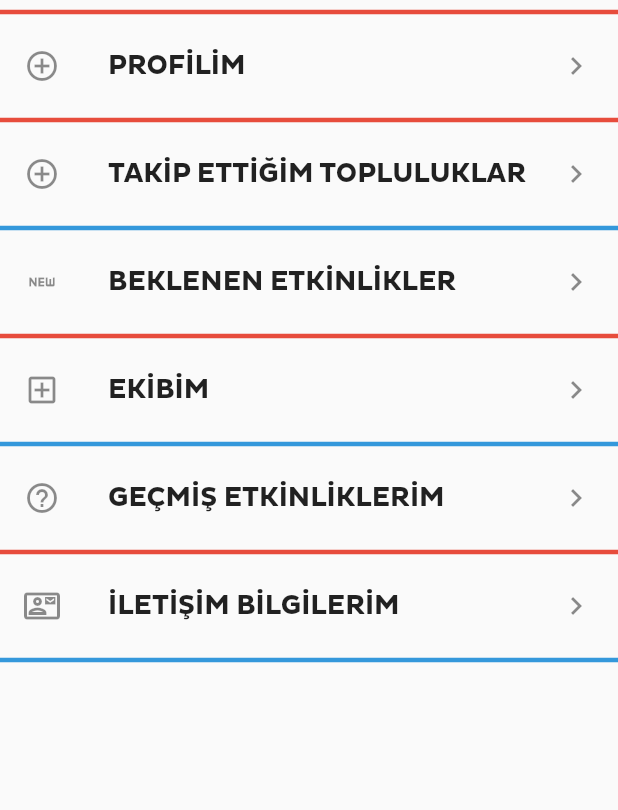
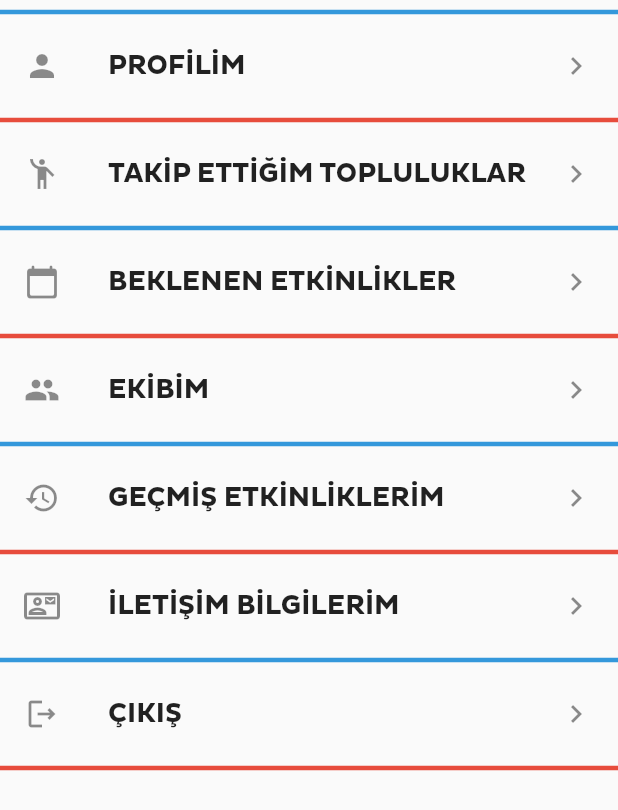
Before and after one commit to csbtwentyseven/camp-tech-anka, a Flutter app: the MenuItems widget shown alone on an empty page, opened directly, on a phone screen of 412 x 824 dp. Shown: the top 810 px of the screen. Run offline on Flutter 3.47's test engine with Material 2 defaults, Android fonts, the phone set to English and light mode, and no system bars.

Commit message:
Drawer Tamam.

```diff
--- a/lib/drawer_menu_items.dart
+++ b/lib/drawer_menu_items.dart
@@ -10,11 +10,11 @@ class MenuItems extends StatelessWidget {
     return ListView(
       padding: const EdgeInsets.all(0),
       children: [
-        const Divider(thickness: 3, color: Color(0XFFE74C3C)),
+        const Divider(thickness: 3, color: Color(0xFF3498DB)),
         InkWell(
           onTap: () {},
           child: const ListTile(
-            leading: Icon(Icons.add_circle_outline_sharp),
+            leading: Icon(Icons.person),
             title: Text(
               "PROFİLİM",
               style: TextStyle(fontSize: 18),
@@ -26,7 +26,7 @@ class MenuItems extends StatelessWidget {
         InkWell(
           onTap: () {},
           child: const ListTile(
-            leading: Icon(Icons.add_circle_outline_sharp),
+            leading: Icon(Icons.emoji_people),
             title: Text(
               "TAKİP ETTİĞİM TOPLULUKLAR",
               style: TextStyle(fontSize: 18),
@@ -38,7 +38,7 @@ class MenuItems extends StatelessWidget {
         InkWell(
             child: ListTile(
                 onTap: () {},
-                leading: const Icon(Icons.fiber_new_outlined),
+                leading: const Icon(Icons.calendar_today_rounded),
                 title: const Text("BEKLENEN ETKİNLİKLER",
                     style: TextStyle(fontSize: 18)),
                 trailing: const Icon(Icons.navigate_next_sharp))),
@@ -46,7 +46,7 @@ class MenuItems extends StatelessWidget {
         InkWell(
             onTap: () {},
             child: const ListTile(
-                leading: Icon(Icons.add_box_outlined),
+                leading: Icon(Icons.people),
                 title: Text(
                   "EKİBİM",
                   style: TextStyle(fontSize: 18),
@@ -56,7 +56,7 @@ class MenuItems extends StatelessWidget {
         InkWell(
           onTap: () {},
           child: const ListTile(
-              leading: Icon(Icons.help_outline),
+              leading: Icon(Icons.history),
               title: Text(
                 "GEÇMİŞ ETKİNLİKLERİM",
                 style: TextStyle(fontSize: 18),
@@ -75,6 +75,17 @@ class MenuItems extends StatelessWidget {
               trailing: Icon(Icons.navigate_next_sharp)),
         ),
         const Divider(thickness: 3, color: Color(0xFF3498DB)),
+        InkWell(
+          onTap: () {},
+          child: const ListTile(
+              leading: Icon(Icons.logout_outlined),
+              title: Text(
+                "ÇIKIŞ",
+                style: TextStyle(fontSize: 18),
+              ),
+              trailing: Icon(Icons.navigate_next_sharp)),
+        ),
+        const Divider(thickness: 3, color: Color(0XFFE74C3C)),
       ],
     );
   }
```
Also changed, not shown: 1 other file.
